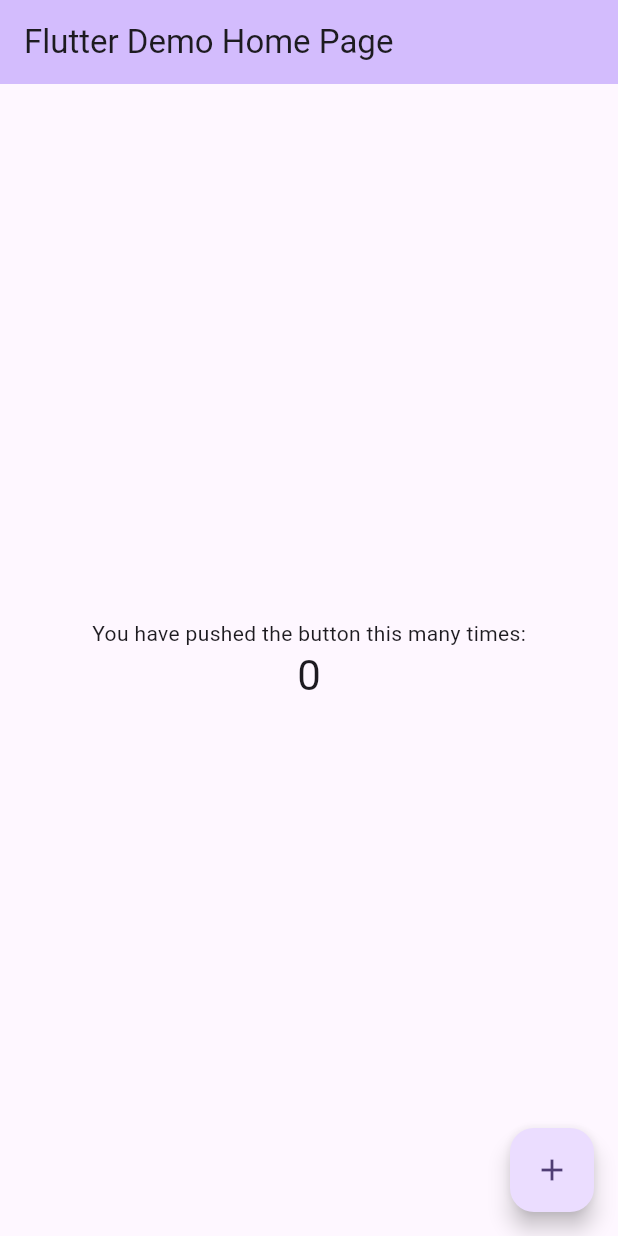
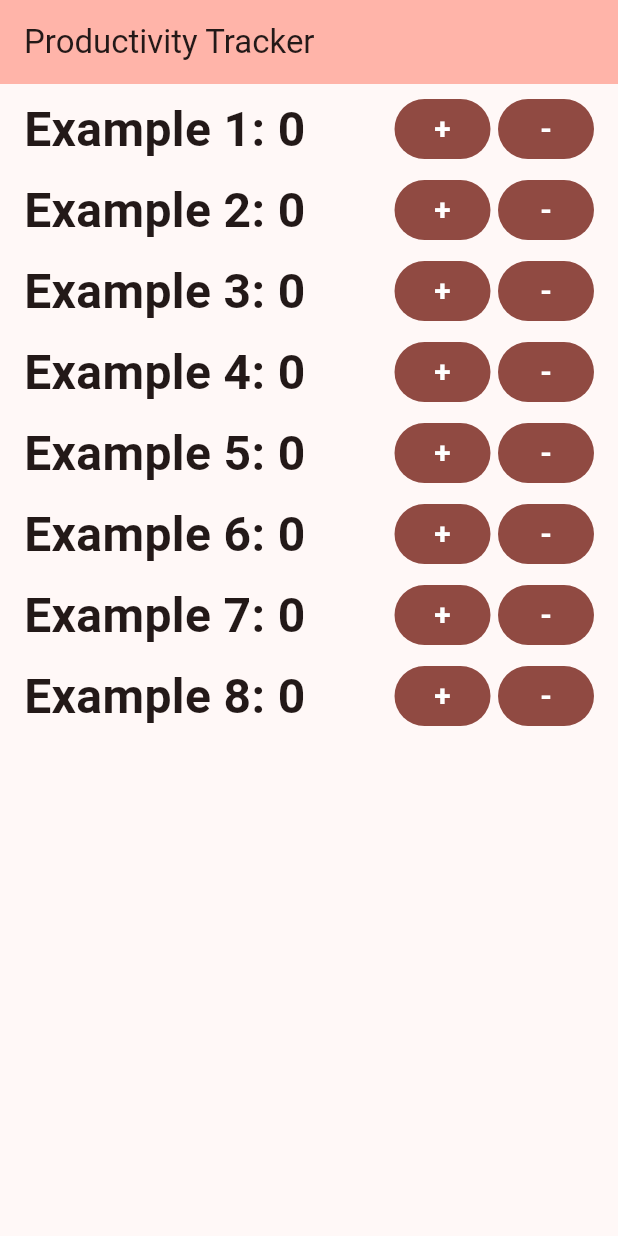
Before and after one commit to NekoSyndicate/Productivity-Tracker, a Flutter app: the screen it shows after launch, on a phone screen of 412 x 824 dp. Run offline on Flutter 3.47's test engine with Material 3 defaults, Android fonts, the phone set to English and light mode, and no system bars.

Commit message:
Started NumWidget

```diff
--- /dev/null
+++ b/lib/Componets/NumWidget.dart
@@ -0,0 +1,62 @@
+import 'package:flutter/material.dart';
+
+class NumWidget extends StatefulWidget {
+  const NumWidget({super.key, required this.name});
+  final String name;
+  @override
+  State<NumWidget> createState() => _NumWidgetState(name);
+}
+
+
+enum Operations { add, sub}
+
+class _NumWidgetState extends State<NumWidget> {
+
+  String name;
+  _NumWidgetState(this.name);
+
+  int _counter = 0;
+
+  void _incrementCounter() {
+    setState(() {
+      _counter++;
+    });
+  }
+  void _decrementCounter() {
+    setState(() {
+      _counter--;
+    });
+  }
+
+  @override
+  Widget build(BuildContext context) {
+
+    return Padding(
+        padding: EdgeInsets.only(left: 16.0, right: 16.0, top: 6.0),
+    child: Row(
+        children: <Widget>[
+          Text(
+            '$name: $_counter',
+            textAlign: TextAlign.left,
+            overflow: TextOverflow.clip,
+            style: TextStyle(fontWeight: FontWeight.bold, fontSize: 32.0),
+          ),
+          Spacer(),
+          FilledButton(
+            onPressed: () {_incrementCounter();},
+            child: const Text('+',
+              style: TextStyle(fontWeight: FontWeight.bold, fontSize: 20.0)),
+          ),
+        Padding(
+            padding: EdgeInsets.only(left: 5),
+          child: FilledButton(
+            onPressed: () {_decrementCounter();},
+            child: const Text('-',
+                style: TextStyle(fontWeight: FontWeight.bold, fontSize: 20.0)),
+          )
+        ),
+        ]
+    )
+    );
+  }
+}
--- a/lib/main.dart
+++ b/lib/main.dart
@@ -1,4 +1,5 @@
 import 'package:flutter/material.dart';
+import 'package:productivity_tracker/views/Tracker.dart';
 
 void main() {
   runApp(const MyApp());
@@ -13,113 +14,10 @@ class MyApp extends StatelessWidget {
     return MaterialApp(
       title: 'Neko Syndicate Productivity Tracker',
       theme: ThemeData(
-        // This is the theme of your application.
-        //
-        // TRY THIS: Try running your application with "flutter run". You'll see
-        // the application has a purple toolbar. Then, without quitting the app,
-        // try changing the seedColor in the colorScheme below to Colors.green
-        // and then invoke "hot reload" (save your changes or press the "hot
-        // reload" button in a Flutter-supported IDE, or press "r" if you used
-        // the command line to start the app).
-        //
-        // Notice that the counter didn't reset back to zero; the application
-        // state is not lost during the reload. To reset the state, use hot
-        // restart instead.
-        //
-        // This works for code too, not just values: Most code changes can be
-        // tested with just a hot reload.
-        colorScheme: ColorScheme.fromSeed(seedColor: Colors.deepPurple),
+        colorScheme: ColorScheme.fromSeed(seedColor: Colors.red),
         useMaterial3: true,
       ),
-      home: const MyHomePage(title: 'Flutter Demo Home Page'),
+      home: const Tracker(title: 'Productivity Tracker'),
     );
   }
 }
-
-class MyHomePage extends StatefulWidget {
-  const MyHomePage({super.key, required this.title});
-
-  // This widget is the home page of your application. It is stateful, meaning
-  // that it has a State object (defined below) that contains fields that affect
-  // how it looks.
-
-  // This class is the configuration for the state. It holds the values (in this
-  // case the title) provided by the parent (in this case the App widget) and
-  // used by the build method of the State. Fields in a Widget subclass are
-  // always marked "final".
-
-  final String title;
-
-  @override
-  State<MyHomePage> createState() => _MyHomePageState();
-}
-
-class _MyHomePageState extends State<MyHomePage> {
-  int _counter = 0;
-
-  void _incrementCounter() {
-    setState(() {
-      // This call to setState tells the Flutter framework that something has
-      // changed in this State, which causes it to rerun the build method below
-      // so that the display can reflect the updated values. If we changed
-      // _counter without calling setState(), then the build method would not be
-      // called again, and so nothing would appear to happen.
-      _counter++;
-    });
-  }
-
-  @override
-  Widget build(BuildContext context) {
-    // This method is rerun every time setState is called, for instance as done
-    // by the _incrementCounter method above.
-    //
-    // The Flutter framework has been optimized to make rerunning build methods
-    // fast, so that you can just rebuild anything that needs updating rather
-    // than having to individually change instances of widgets.
-    return Scaffold(
-      appBar: AppBar(
-        // TRY THIS: Try changing the color here to a specific color (to
-        // Colors.amber, perhaps?) and trigger a hot reload to see the AppBar
-        // change color while the other colors stay the same.
-        backgroundColor: Theme.of(context).colorScheme.inversePrimary,
-        // Here we take the value from the MyHomePage object that was created by
-        // the App.build method, and use it to set our appbar title.
-        title: Text(widget.title),
-      ),
-      body: Center(
-        // Center is a layout widget. It takes a single child and positions it
-        // in the middle of the parent.
-        child: Column(
-          // Column is also a layout widget. It takes a list of children and
-          // arranges them vertically. By default, it sizes itself to fit its
-          // children horizontally, and tries to be as tall as its parent.
-          //
-          // Column has various properties to control how it sizes itself and
-          // how it positions its children. Here we use mainAxisAlignment to
-          // center the children vertically; the main axis here is the vertical
-          // axis because Columns are vertical (the cross axis would be
-          // horizontal).
-          //
-          // TRY THIS: Invoke "debug painting" (choose the "Toggle Debug Paint"
-          // action in the IDE, or press "p" in the console), to see the
-          // wireframe for each widget.
-          mainAxisAlignment: MainAxisAlignment.center,
-          children: <Widget>[
-            const Text(
-              'You have pushed the button this many times:',
-            ),
-            Text(
-              '$_counter',
-              style: Theme.of(context).textTheme.headlineMedium,
-            ),
-          ],
-        ),
-      ),
-      floatingActionButton: FloatingActionButton(
-        onPressed: _incrementCounter,
-        tooltip: 'Increment',
-        child: const Icon(Icons.add),
-      ), // This trailing comma makes auto-formatting nicer for build methods.
-    );
-  }
-}
--- /dev/null
+++ b/lib/views/Tracker.dart
@@ -0,0 +1,44 @@
+import 'package:flutter/material.dart';
+import 'package:productivity_tracker/Componets/NumWidget.dart';
+
+class Tracker extends StatefulWidget {
+  const Tracker({super.key, required this.title});
+  final String title;
+  @override
+  State<Tracker> createState() => _TrackerState();
+}
+
+class _TrackerState extends State<Tracker> {
+  int _counter = 0;
+
+  void _incrementCounter() {
+    setState(() {
+      _counter++;
+    });
+  }
+
+  @override
+  Widget build(BuildContext context) {
+    return Scaffold(
+      appBar: AppBar(
+        backgroundColor: Theme.of(context).colorScheme.inversePrimary,
+        title: Text(widget.title),
+      ),
+      body: const Center(
+        child: Column(
+          mainAxisAlignment: MainAxisAlignment.start,
+          children: <Widget>[
+            NumWidget(name: "Example 1"),
+            NumWidget(name: "Example 2"),
+            NumWidget(name: "Example 3"),
+            NumWidget(name: "Example 4"),
+            NumWidget(name: "Example 5"),
+            NumWidget(name: "Example 6"),
+            NumWidget(name: "Example 7"),
+            NumWidget(name: "Example 8"),
+          ],
+        ),
+      ),
+    );
+  }
+}
```
